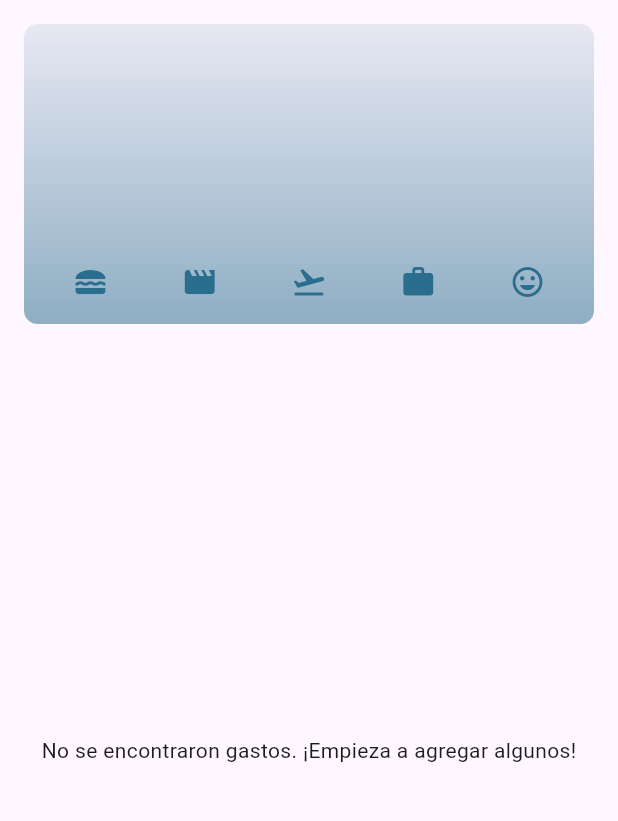
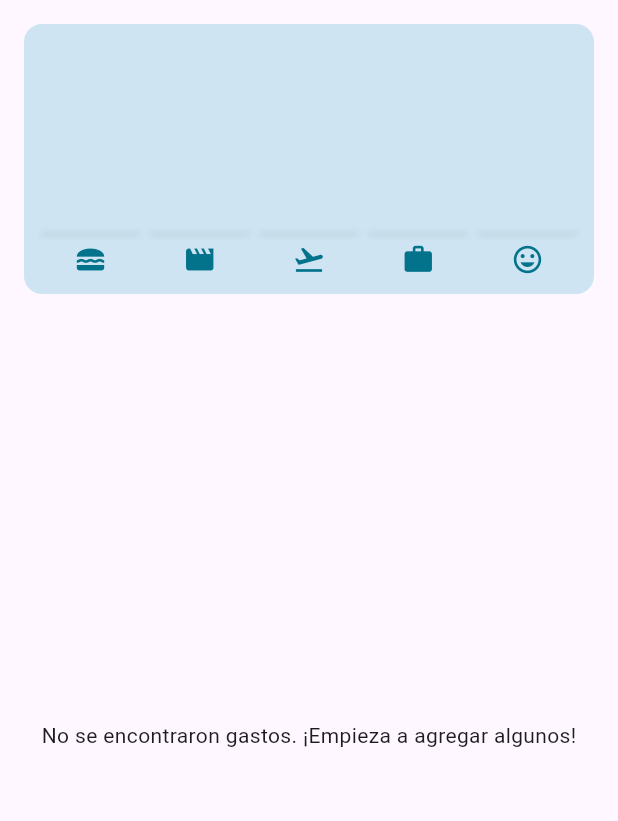
Before and after one commit to cvlciifer/app_wallet, a Flutter app: the screen it shows after launch, on a phone screen of 412 x 824 dp, the part 84-905 px from its top. Run offline on Flutter 3.47's test engine with Material 3 defaults, Android fonts, the phone set to English and light mode, and no system bars; our stand-ins replace cloud_firestore, firebase_core, fl_chart; accounts and stored records are empty.

Commit message:
add style

```diff
--- a/lib/widgets/chart/chart.dart
+++ b/lib/widgets/chart/chart.dart
@@ -1,9 +1,8 @@
 import 'package:flutter/material.dart';
+import 'package:app_wallet/models/expense.dart';
+import 'package:app_wallet/widgets/chart/chart_bar.dart';
 
-import 'package:app_wallet/widgets/chart/chart_bar.dart';
-import 'package:app_wallet/models/expense.dart';
-
-class Chart extends StatelessWidget {
+/* class Chart extends StatelessWidget {
   const Chart({super.key, required this.expenses});
 
   final List<Expense> expenses;
@@ -34,63 +33,135 @@ class Chart extends StatelessWidget {
   Widget build(BuildContext context) {
     final isDarkMode =
         MediaQuery.of(context).platformBrightness == Brightness.dark;
+
     return Container(
       margin: const EdgeInsets.all(16),
       padding: const EdgeInsets.symmetric(
-        vertical: 16,
+        vertical: 12,
         horizontal: 8,
       ),
       width: double.infinity,
-      height: 200,
+      height: 180,
       decoration: BoxDecoration(
-        borderRadius: BorderRadius.circular(9),
-        gradient: LinearGradient(
-          colors: [
-            Theme.of(context).colorScheme.primary.withOpacity(0.5),
-            Theme.of(context).colorScheme.primary.withOpacity(0.1)
-          ],
-          begin: Alignment.bottomCenter,
-          end: Alignment.topCenter,
-        ),
+        borderRadius: BorderRadius.circular(12),
+        color: const Color(0xFFCEE4F2), // Background color from your palette
       ),
       child: Column(
         children: [
           Expanded(
             child: Row(
               crossAxisAlignment: CrossAxisAlignment.end,
-              children: [
-                for (final bucket in buckets) // alternative to map()
-                  ChartBar(
-                    fill: bucket.totalExpenses == 0
-                        ? 0
-                        : bucket.totalExpenses / maxTotalExpense,
-                  )
-              ],
+              children: buckets.map((bucket) {
+                return ChartBar(
+                  fill: bucket.totalExpenses == 0
+                      ? 0
+                      : bucket.totalExpenses / maxTotalExpense,
+                );
+              }).toList(),
             ),
           ),
-          const SizedBox(height: 12),
+          const SizedBox(height: 8),
           Row(
-            children: buckets // for ... in
-                .map(
-                  (bucket) => Expanded(
-                    child: Padding(
-                      padding: const EdgeInsets.symmetric(horizontal: 4),
-                      child: Icon(
-                        categoryIcons[bucket.category],
-                        color: isDarkMode
-                            ? Theme.of(context).colorScheme.secondary
-                            : Theme.of(context)
-                                .colorScheme
-                                .primary
-                                .withOpacity(0.9),
-                      ),
-                    ),
-                  ),
-                )
-                .toList(),
-          )
+            mainAxisAlignment: MainAxisAlignment.spaceBetween,
+            children: buckets.map((bucket) {
+              return Icon(
+                categoryIcons[bucket.category],
+                color: const Color(0xFF03738C), // Icon color from your palette
+                size: 18,
+              );
+            }).toList(),
+          ),
         ],
       ),
     );
   }
 }
+ */
+class Chart extends StatelessWidget {
+  const Chart({super.key, required this.expenses});
+
+  final List<Expense> expenses;
+
+  List<ExpenseBucket> get buckets {
+    return [
+      ExpenseBucket.forCategory(expenses, Category.comida),
+      ExpenseBucket.forCategory(expenses, Category.ocio),
+      ExpenseBucket.forCategory(expenses, Category.viajes),
+      ExpenseBucket.forCategory(expenses, Category.trabajo),
+      ExpenseBucket.forCategory(expenses, Category.categoria),
+    ];
+  }
+
+  double get maxTotalExpense {
+    double maxTotalExpense = 0;
+
+    for (final bucket in buckets) {
+      if (bucket.totalExpenses > maxTotalExpense) {
+        maxTotalExpense = bucket.totalExpenses;
+      }
+    }
+
+    return maxTotalExpense;
+  }
+
+  // Función que asigna un color basado en la categoría
+  Color getColorForCategory(Category category) {
+    switch (category) {
+      case Category.comida:
+        return Color(0xFFCEE4F2); // Color para comida
+      case Category.ocio:
+        return Color(0xFF011C26); // Color para ocio
+      case Category.viajes:
+        return Color(0xFF88B0BF); // Color para viajes
+      case Category.trabajo:
+        return Color(0xFF03738C); // Color para trabajo
+      default:
+        return Colors.teal; // Color para la categoría general
+    }
+  }
+
+  @override
+  Widget build(BuildContext context) {
+    return Container(
+      margin: const EdgeInsets.all(16),
+      padding: const EdgeInsets.symmetric(
+        vertical: 12,
+        horizontal: 8,
+      ),
+      width: double.infinity,
+      height: 180,
+      decoration: BoxDecoration(
+        borderRadius: BorderRadius.circular(12),
+        color: const Color(0xFFCEE4F2), // Fondo
+      ),
+      child: Column(
+        children: [
+          Expanded(
+            child: Row(
+              crossAxisAlignment: CrossAxisAlignment.end,
+              children: buckets.map((bucket) {
+                return ChartBar(
+                  fill: bucket.totalExpenses == 0
+                      ? 0
+                      : bucket.totalExpenses / maxTotalExpense,
+                  barColor: getColorForCategory(bucket.category), // Color específico
+                );
+              }).toList(),
+            ),
+          ),
+          const SizedBox(height: 8),
+          Row(
+            mainAxisAlignment: MainAxisAlignment.spaceAround,
+            children: buckets.map((bucket) {
+              return Icon(
+                categoryIcons[bucket.category],
+                color: const Color(0xFF03738C), // Color para los íconos
+                size: 22,
+              );
+            }).toList(),
+          ),
+        ],
+      ),
+    );
+  }
+}
--- a/lib/widgets/chart/chart_bar.dart
+++ b/lib/widgets/chart/chart_bar.dart
@@ -1,6 +1,6 @@
 import 'package:flutter/material.dart';
 
-class ChartBar extends StatelessWidget {
+/* class ChartBar extends StatelessWidget {
   const ChartBar({
     super.key,
     required this.fill,
@@ -12,19 +12,63 @@ class ChartBar extends StatelessWidget {
   Widget build(BuildContext context) {
     final isDarkMode =
         MediaQuery.of(context).platformBrightness == Brightness.dark;
+
     return Expanded(
       child: Padding(
         padding: const EdgeInsets.symmetric(horizontal: 4),
         child: FractionallySizedBox(
-          heightFactor: fill, // 0 <> 1
+          heightFactor: fill, // 0 to 1
           child: DecoratedBox(
             decoration: BoxDecoration(
-              shape: BoxShape.rectangle,
-              borderRadius:
-                  const BorderRadius.vertical(top: Radius.circular(8)),
               color: isDarkMode
-                  ? Theme.of(context).colorScheme.secondary
-                  : Theme.of(context).colorScheme.primary.withOpacity(0.90),
+                  ? const Color(0xFF011C26) // Dark mode bar color
+                  : const Color(0xFF88B0BF), // Light mode bar color
+              borderRadius: BorderRadius.circular(6),
+              boxShadow: [
+                BoxShadow(
+                  color: Colors.black.withOpacity(0.1),
+                  spreadRadius: 1,
+                  blurRadius: 3,
+                  offset: const Offset(0, 2),
+                ),
+              ],
+            ),
+          ),
+        ),
+      ),
+    );
+  }
+} */
+
+class ChartBar extends StatelessWidget {
+  const ChartBar({
+    super.key,
+    required this.fill,
+    required this.barColor, // Color que se pasa como argumento
+  });
+
+  final double fill;
+  final Color barColor; // Agregamos el color como propiedad
+
+  @override
+  Widget build(BuildContext context) {
+    return Expanded(
+      child: Padding(
+        padding: const EdgeInsets.symmetric(horizontal: 4),
+        child: FractionallySizedBox(
+          heightFactor: fill, // 0 to 1
+          child: DecoratedBox(
+            decoration: BoxDecoration(
+              color: barColor, // Usamos el color proporcionado
+              borderRadius: BorderRadius.circular(6),
+              boxShadow: [
+                BoxShadow(
+                  color: Colors.black.withOpacity(0.1),
+                  spreadRadius: 1,
+                  blurRadius: 3,
+                  offset: const Offset(0, 2),
+                ),
+              ],
             ),
           ),
         ),
```
